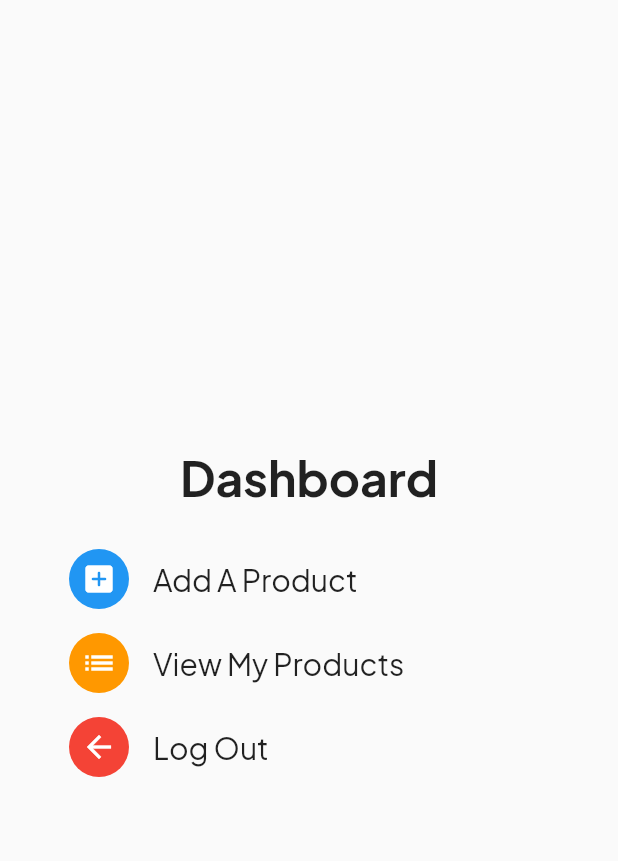
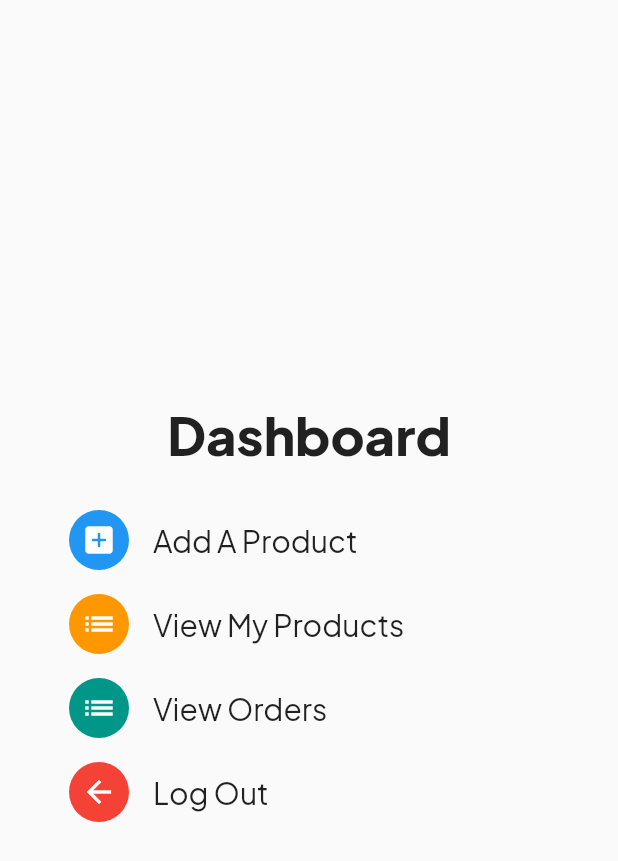
Before and after one commit to PremjithK/very_good_ecommerce, a Flutter app: the DashboardPage screen opened directly, on a phone screen of 412 x 824 dp. Shown: the top 861 px of the screen. Run offline on Flutter 3.47's test engine with Material 2 defaults, Android fonts, the phone set to English and light mode, and no system bars; our stand-ins replace bloc, cloud_firestore, firebase_auth, firebase_core, firebase_storage, fluttertoast and 3 more; missing offline and left inert: razorpay_flutter; accounts and stored records are empty; generated files the repository leaves out were written again.

Commit message:
Updated order status and cleared cart collection

```diff
--- a/lib/add_product_page/view/add_product.dart
+++ b/lib/add_product_page/view/add_product.dart
@@ -31,7 +31,7 @@ class AddProductPage extends StatelessWidget {
     return Scaffold(
       resizeToAvoidBottomInset: false,
       body: Padding(
-        padding: EdgeInsets.all(30),
+        padding: const EdgeInsets.all(30),
         child: Form(
           key: _formKey,
           child: Column(
--- a/lib/app/view/app.dart
+++ b/lib/app/view/app.dart
@@ -1,6 +1,6 @@
 import 'package:ecommerce/l10n/l10n.dart';
 import 'package:ecommerce/launch_page/view/launch_page.dart';
-import 'package:ecommerce/splash_screen/view/splash_screen.dart';
+//import 'package:ecommerce/splash_screen/view/splash_screen.dart';
 import 'package:flutter/material.dart';
 import 'package:get/get.dart';
 
@@ -20,7 +20,7 @@ class App extends StatelessWidget {
       ),
       localizationsDelegates: AppLocalizations.localizationsDelegates,
       supportedLocales: AppLocalizations.supportedLocales,
-      home: SplashPage(),
+      home: LaunchPage(),
     );
   }
 }
--- a/lib/cart_page/repo/cart_repo.dart
+++ b/lib/cart_page/repo/cart_repo.dart
@@ -30,7 +30,7 @@ class OrderRepo {
   final CollectionReference _orderRef =
       FirebaseFirestore.instance.collection('OrderCollection');
 
-  //
+  // Placing Order Method
   Future<void> placeOrder(List<String> cartIDs) async {
     const uuid = Uuid();
     final orderID = uuid.v4();
@@ -38,8 +38,8 @@ class OrderRepo {
     //
     final orderData = {
       'order_id': orderID,
+      'item_ids': cartIDs,
       'status': 'pending',
-      'item_ids': cartIDs,
     };
 
     try {
--- /dev/null
+++ b/lib/confirmed_orders/confirmed_orders.dart
@@ -0,0 +1 @@
+export 'view/confirmed_orders.dart';
--- a/lib/custom_widgets/page_title.dart
+++ b/lib/custom_widgets/page_title.dart
@@ -1,11 +1,13 @@
+import 'dart:ui';
+
 import 'package:flutter/material.dart';
 
 Widget mainHeading(String text) {
   return Text(
     text,
-    style: TextStyle(
-      fontWeight: FontWeight.bold,
-      fontSize: 32,
+    style: const TextStyle(
+      fontVariations: [FontVariation('wght', 800)],
+      fontSize: 35,
     ),
   );
 }
--- a/lib/customer_sign_up/repo/signup_repo.dart
+++ b/lib/customer_sign_up/repo/signup_repo.dart
@@ -24,6 +24,7 @@ class CustomerSignupRepo {
         'email': email,
         'phone': phoneNo,
         'password': password,
+        'type': 'customer'
       });
     } on FirebaseAuthException catch (e) {
       throw Exception('Failed To Sign Up');
--- a/lib/dashboard_page/view/dashboard_page.dart
+++ b/lib/dashboard_page/view/dashboard_page.dart
@@ -1,4 +1,5 @@
 import 'package:ecommerce/add_product_page/view/add_product.dart';
+import 'package:ecommerce/confirmed_orders/view/confirmed_orders.dart';
 import 'package:ecommerce/custom_widgets/dashboard_option.dart';
 import 'package:ecommerce/custom_widgets/page_title.dart';
 import 'package:ecommerce/custom_widgets/spacer.dart';
@@ -6,7 +7,6 @@ import 'package:ecommerce/launch_page/view/launch_page.dart';
 import 'package:ecommerce/view_products_page/view/view_products_page.dart';
 import 'package:firebase_auth/firebase_auth.dart';
 import 'package:flutter/material.dart';
-import 'package:get/get.dart';
 
 class DashboardPage extends StatelessWidget {
   DashboardPage({super.key});
@@ -34,29 +34,33 @@ class DashboardPage extends StatelessWidget {
                   Colors.orange,
                   ViewProductsPage(),
                 ),
+                dashboardItem(
+                  'View Orders',
+                  Icons.list,
+                  Colors.teal,
+                  ConfirmedOrders(),
+                ),
 
                 //Logout Option
                 ListTile(
-                  shape: RoundedRectangleBorder(
+                  shape: const RoundedRectangleBorder(
                       borderRadius: BorderRadius.all(Radius.circular(20))),
                   onTap: () async {
                     await _auth.signOut();
-                    Navigator.pushReplacement(
+                    await Navigator.pushReplacement(
                         context,
                         MaterialPageRoute(
                           builder: (context) => LaunchPage(),
                         ));
                   },
-                  leading: CircleAvatar(
+                  leading: const CircleAvatar(
                     backgroundColor: Colors.red,
                     foregroundColor: Colors.white,
                     child: Icon(Icons.arrow_back),
                   ),
-                  title: Container(
-                    child: Text(
-                      'Log Out',
-                      style: TextStyle(fontSize: 20),
-                    ),
+                  title: Text(
+                    'Log Out',
+                    style: TextStyle(fontSize: 20),
                   ),
                 ),
               ],
--- a/lib/product_details_page/view/product_details_page.dart
+++ b/lib/product_details_page/view/product_details_page.dart
@@ -45,7 +45,7 @@ class ProductDetailsPage extends StatelessWidget {
                         heightSpacer(60),
                         Image.network(
                           product['product_image'][0] as String,
-                          fit: BoxFit.cover,
+                          fit: BoxFit.contain,
                           height: 300,
                         ),
                         heightSpacer(20),
--- a/lib/seller_sign_up_page/repo/signup_repo.dart
+++ b/lib/seller_sign_up_page/repo/signup_repo.dart
@@ -24,6 +24,7 @@ class SellerSignupRepo {
         'email': email,
         'phone': phoneNo,
         'password': password,
+        'type': 'seller',
       });
     } on FirebaseAuthException catch (e) {
       throw Exception('Failed To Sign Up');
--- a/pubspec.yaml
+++ b/pubspec.yaml
@@ -17,10 +17,13 @@ dependencies:
   flutter_bloc: ^8.1.3
   flutter_localizations:
     sdk: flutter
+  fluttertoast: ^8.2.2
   get: ^4.6.5
   image_picker: ^1.0.2
   intl: ^0.18.0
   lottie: ^2.6.0
+  razorpay_flutter: ^1.3.5
+  toast: ^0.3.0
   uuid: ^3.0.7
 
 dev_dependencies:
```
Also changed, not shown: lib/checkout_page/view/checkout_page.dart (+129 -7 lines), lib/confirmed_orders/view/confirmed_orders.dart (added, +44 -0 lines), lib/customer_login_page/view/login_page.dart (+18 -1 lines), lib/seller_login_page/view/seller_login_page.dart (+16 -0 lines).
